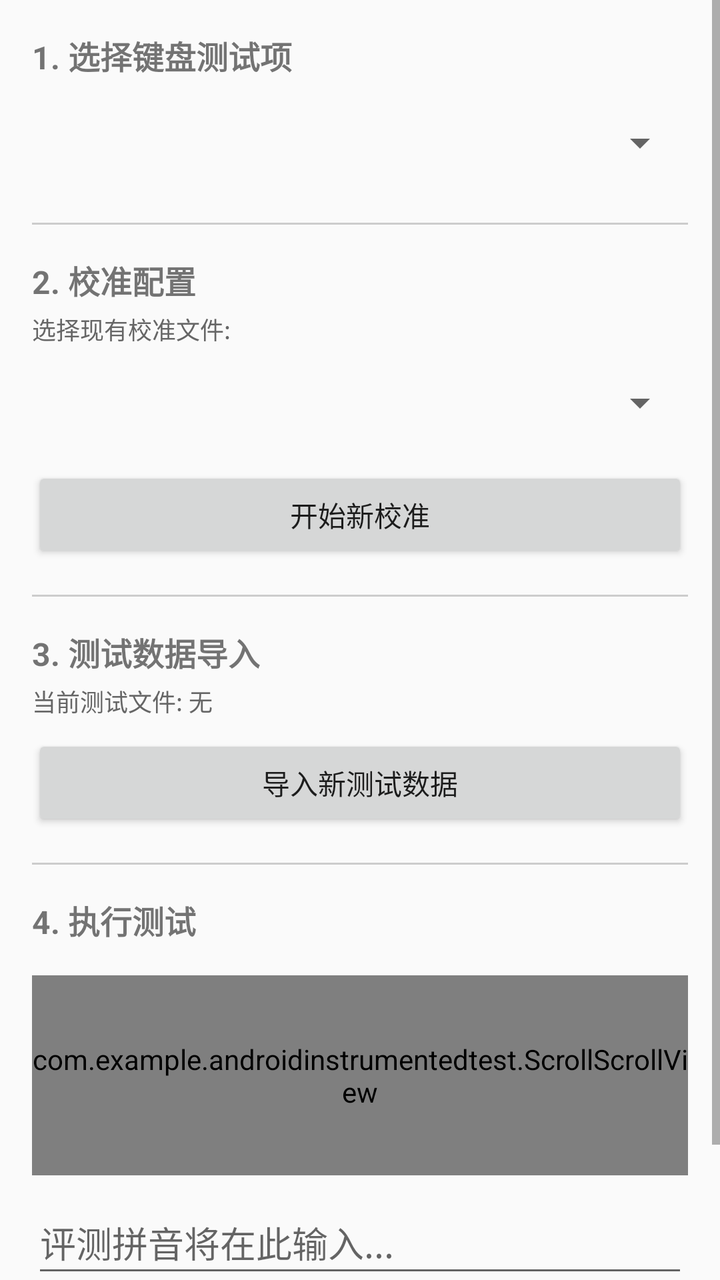
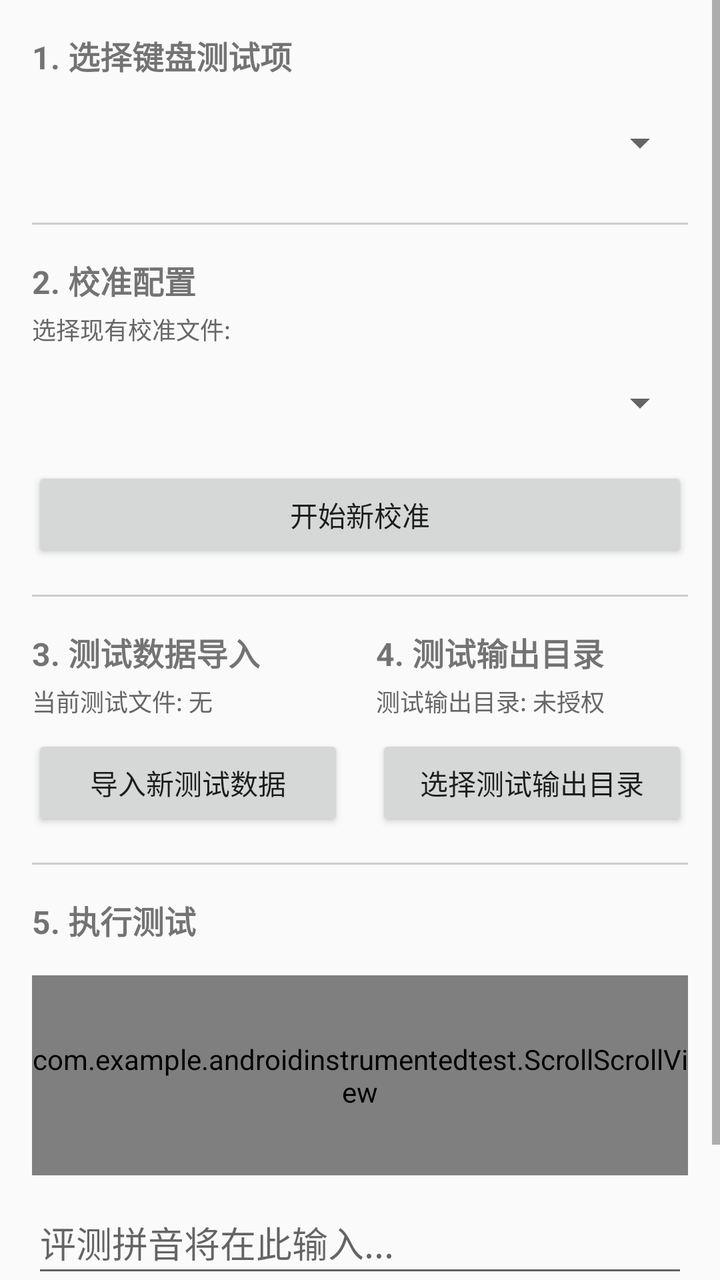

Compare the two renders of this Android layout. The source of the first and the diff that turns it into the second are given below.
<!-- AndroidManifest.xml: activity theme Theme.AndroidInstrumentedTest -->
<!-- res/layout/activity_main.xml -->
<?xml version="1.0" encoding="utf-8"?>
<androidx.constraintlayout.widget.ConstraintLayout xmlns:android="http://schemas.android.com/apk/res/android"
    xmlns:app="http://schemas.android.com/apk/res-auto"
    xmlns:tools="http://schemas.android.com/tools"
    android:layout_width="match_parent"
    android:layout_height="match_parent"
    tools:context=".MainActivity">

    <ScrollView
        android:id="@+id/main_scroll_view"
        android:layout_width="match_parent"
        android:layout_height="match_parent">

        <LinearLayout
            android:id="@+id/main_content_container"
            android:layout_width="match_parent"
            android:layout_height="wrap_content"
            android:orientation="vertical"
            android:padding="16dp">

            
            <TextView
                android:layout_width="wrap_content"
                android:layout_height="wrap_content"
                android:text="1. 选择键盘测试项"
                android:textStyle="bold"
                android:textSize="16sp" />

            <Spinner
                android:id="@+id/keyboard_type_spinner"
                android:layout_width="match_parent"
                android:layout_height="48dp"
                android:layout_marginTop="8dp" />

            <View
                android:layout_width="match_parent"
                android:layout_height="1dp"
                android:background="#CCCCCC"
                android:layout_marginTop="16dp"
                android:layout_marginBottom="16dp" />

            
            <TextView
                android:layout_width="wrap_content"
                android:layout_height="wrap_content"
                android:text="2. 校准配置"
                android:textStyle="bold"
                android:textSize="16sp" />

            <TextView
                android:layout_width="match_parent"
                android:layout_height="wrap_content"
                android:layout_marginTop="4dp"
                android:text="选择现有校准文件:"
                android:textSize="12sp"
                android:textColor="#666666" />

            <Spinner
                android:id="@+id/calibration_file_spinner"
                android:layout_width="match_parent"
                android:layout_height="48dp"
                android:layout_marginTop="4dp" />

            <Button
                android:id="@+id/calibrate_button"
                android:layout_width="match_parent"
                android:layout_height="wrap_content"
                android:layout_marginTop="8dp"
                android:text="开始新校准" />

            <View
                android:layout_width="match_parent"
                android:layout_height="1dp"
                android:background="#CCCCCC"
                android:layout_marginTop="16dp"
                android:layout_marginBottom="16dp" />

            
            <TextView
                android:layout_width="wrap_content"
                android:layout_height="wrap_content"
                android:text="3. 测试数据导入"
                android:textStyle="bold"
                android:textSize="16sp" />

            <TextView
                android:id="@+id/current_test_data_text"
                android:layout_width="match_parent"
                android:layout_height="wrap_content"
                android:layout_marginTop="4dp"
                android:text="当前测试文件: 无"
                android:textSize="12sp"
                android:textColor="#666666" />

            <Button
                android:id="@+id/import_data_button"
                android:layout_width="match_parent"
                android:layout_height="wrap_content"
                android:layout_marginTop="8dp"
                android:text="导入新测试数据" />

            <View
                android:layout_width="match_parent"
                android:layout_height="1dp"
                android:background="#CCCCCC"
                android:layout_marginTop="16dp"
                android:layout_marginBottom="16dp" />

            
            <TextView
                android:layout_width="wrap_content"
                android:layout_height="wrap_content"
                android:text="4. 执行测试"
                android:textStyle="bold"
                android:textSize="16sp" />

            <com.example.androidinstrumentedtest.ScrollScrollView
                android:id="@+id/report_scroll_view"
                android:layout_width="match_parent"
                android:layout_height="100dp"
                android:layout_marginTop="16dp"
                android:background="#F5F5F5">

                <TextView
                    android:id="@+id/report_text_view"
                    android:layout_width="match_parent"
                    android:layout_height="wrap_content"
                    android:padding="12dp"
                    android:textIsSelectable="true"
                    android:textSize="12sp"
                    android:text="评测日志区域..." />
            </com.example.androidinstrumentedtest.ScrollScrollView>

            <EditText
                android:id="@+id/evaluation_edit_text"
                android:layout_width="match_parent"
                android:layout_height="wrap_content"
                android:layout_marginTop="8dp"
                android:minHeight="48dp"
                android:hint="评测拼音将在此输入..."
                android:visibility="visible" />

            <Button
                android:id="@+id/start_test_button"
                android:layout_width="match_parent"
                android:layout_height="wrap_content"
                android:layout_marginTop="8dp"
                android:text="请使用脚本文件启动测试"
                android:enabled="false"
                android:clickable="false"
                android:focusable="false"
                android:backgroundTint="#BDBDBD"
                android:textColor="#FFFFFF" />

        </LinearLayout>
    </ScrollView>

</androidx.constraintlayout.widget.ConstraintLayout>
<!-- resources referenced by this layout -->
<resources>
  <style name="Theme.AndroidInstrumentedTest" parent="Theme.AppCompat.Light.NoActionBar" />
</resources>

<!-- the commit's change to res/layout/activity_main.xml (unified diff, before → after) -->
@@ -75,29 +75,77 @@
                 android:layout_marginTop="16dp"
                 android:layout_marginBottom="16dp" />
 
-            
-            <TextView
-                android:layout_width="wrap_content"
-                android:layout_height="wrap_content"
-                android:text="3. 测试数据导入"
-                android:textStyle="bold"
-                android:textSize="16sp" />
-
-            <TextView
-                android:id="@+id/current_test_data_text"
-                android:layout_width="match_parent"
-                android:layout_height="wrap_content"
-                android:layout_marginTop="4dp"
-                android:text="当前测试文件: 无"
-                android:textSize="12sp"
-                android:textColor="#666666" />
-
-            <Button
-                android:id="@+id/import_data_button"
-                android:layout_width="match_parent"
-                android:layout_height="wrap_content"
-                android:layout_marginTop="8dp"
-                android:text="导入新测试数据" />
+            <LinearLayout
+                android:layout_width="match_parent"
+                android:layout_height="wrap_content"
+                android:orientation="horizontal"
+                android:weightSum="2">
+
+                
+                <LinearLayout
+                    android:layout_width="0dp"
+                    android:layout_height="wrap_content"
+                    android:layout_weight="1"
+                    android:orientation="vertical"
+                    android:layout_marginEnd="8dp">
+
+                    <TextView
+                        android:layout_width="wrap_content"
+                        android:layout_height="wrap_content"
+                        android:text="3. 测试数据导入"
+                        android:textStyle="bold"
+                        android:textSize="16sp" />
+
+                    <TextView
+                        android:id="@+id/current_test_data_text"
+                        android:layout_width="match_parent"
+                        android:layout_height="wrap_content"
+                        android:layout_marginTop="4dp"
+                        android:text="当前测试文件: 无"
+                        android:textSize="12sp"
+                        android:textColor="#666666" />
+
+                    <Button
+                        android:id="@+id/import_data_button"
+                        android:layout_width="match_parent"
+                        android:layout_height="wrap_content"
+                        android:layout_marginTop="8dp"
+                        android:text="导入新测试数据" />
+                </LinearLayout>
+
+                
+                <LinearLayout
+                    android:layout_width="0dp"
+                    android:layout_height="wrap_content"
+                    android:layout_weight="1"
+                    android:orientation="vertical"
+                    android:layout_marginStart="8dp">
+
+                    <TextView
+                        android:layout_width="wrap_content"
+                        android:layout_height="wrap_content"
+                        android:text="4. 测试输出目录"
+                        android:textStyle="bold"
+                        android:textSize="16sp" />
+
+                    <TextView
+                        android:id="@+id/output_dir_text"
+                        android:layout_width="match_parent"
+                        android:layout_height="wrap_content"
+                        android:layout_marginTop="4dp"
+                        android:text="测试输出目录: 未授权"
+                        android:textSize="12sp"
+                        android:textColor="#666666" />
+
+                    <Button
+                        android:id="@+id/select_output_dir_button"
+                        android:layout_width="match_parent"
+                        android:layout_height="wrap_content"
+                        android:layout_marginTop="8dp"
+                        android:text="选择测试输出目录" />
+                </LinearLayout>
+
+            </LinearLayout>
 
             <View
                 android:layout_width="match_parent"
@@ -110,7 +158,7 @@
             <TextView
                 android:layout_width="wrap_content"
                 android:layout_height="wrap_content"
-                android:text="4. 执行测试"
+                android:text="5. 执行测试"
                 android:textStyle="bold"
                 android:textSize="16sp" />
 
